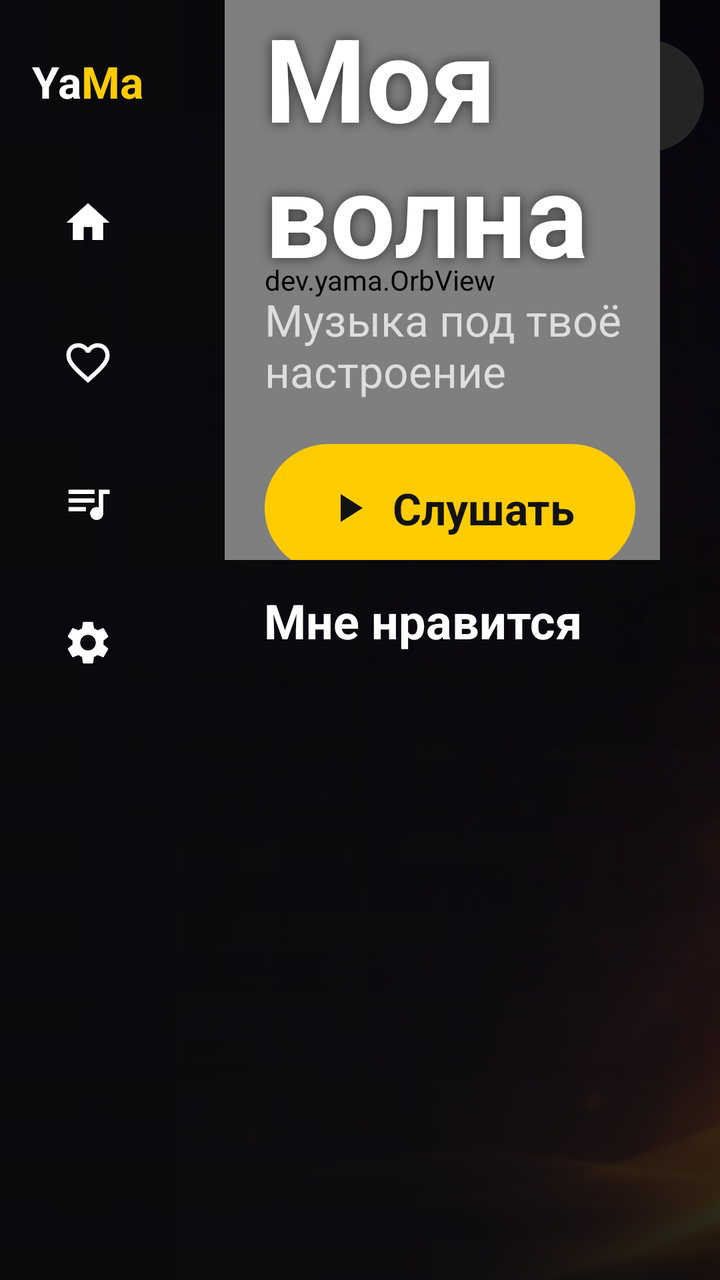
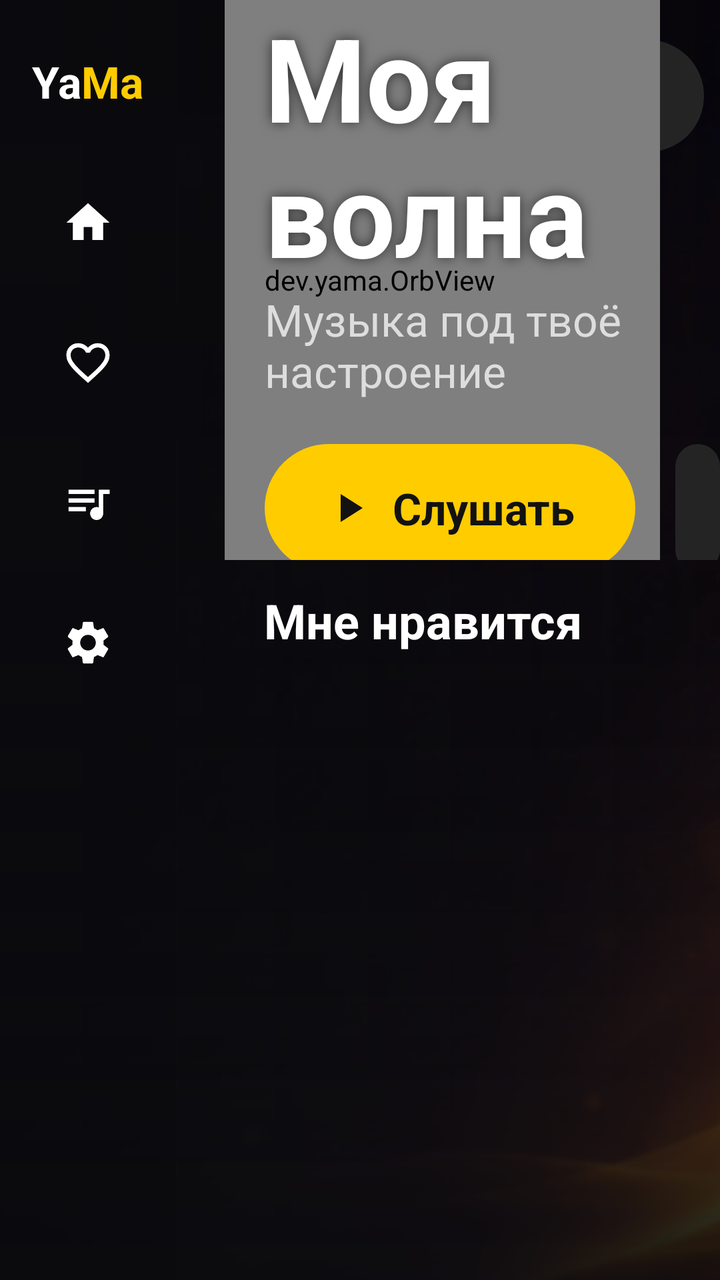

Compare the two renders of this Android layout. The source of the first and the diff that turns it into the second are given below.
<!-- AndroidManifest.xml: application theme Yama -->
<!-- res/layout/activity_main.xml -->
<?xml version="1.0" encoding="utf-8"?>
<FrameLayout xmlns:android="http://schemas.android.com/apk/res/android"
    android:layout_width="match_parent" android:layout_height="match_parent" android:background="@color/bg">

    
    <ImageView android:id="@+id/ambient" android:layout_width="match_parent" android:layout_height="match_parent"
        android:scaleType="centerCrop" android:src="@drawable/art_bg" />
    <View android:layout_width="match_parent" android:layout_height="match_parent" android:background="@drawable/ambient_scrim" />

    <LinearLayout android:layout_width="match_parent" android:layout_height="match_parent">

        <LinearLayout android:layout_width="88dp" android:layout_height="match_parent"
            android:orientation="vertical" android:gravity="center_horizontal"
            android:background="#990B0B0E" android:paddingTop="26dp">
            <LinearLayout android:layout_width="wrap_content" android:layout_height="wrap_content" android:layout_marginBottom="28dp">
                <TextView android:layout_width="wrap_content" android:layout_height="wrap_content"
                    android:text="Ya" android:textSize="22sp" android:textStyle="bold" />
                <TextView android:layout_width="wrap_content" android:layout_height="wrap_content"
                    android:text="Ma" android:textSize="22sp" android:textStyle="bold" android:textColor="@color/focus" />
            </LinearLayout>
            <ImageButton android:id="@+id/navHome" style="@style/NavBtn" android:src="@drawable/ic_home" android:contentDescription="Главная" />
            <ImageButton android:id="@+id/navLikes" style="@style/NavBtn" android:src="@drawable/ic_like_off" android:contentDescription="Мне нравится" />
            <ImageButton android:id="@+id/navPlaylists" style="@style/NavBtn" android:src="@drawable/ic_playlist" android:contentDescription="Плейлисты" />
            <ImageButton android:id="@+id/navSettings" style="@style/NavBtn" android:src="@drawable/ic_settings" android:contentDescription="Настройки" />
        </LinearLayout>

        <ScrollView android:id="@+id/scroll" android:layout_width="0dp" android:layout_height="match_parent"
            android:layout_weight="1" android:scrollbars="none"
            android:requiresFadingEdge="vertical" android:fadingEdgeLength="96dp">
            
            <LinearLayout android:layout_width="match_parent" android:layout_height="wrap_content"
                android:orientation="vertical" android:paddingStart="44dp" android:paddingBottom="120dp" android:clipToPadding="false">

                
                <FrameLayout android:layout_width="match_parent" android:layout_height="280dp"
                    android:layout_marginStart="-20dp" android:paddingStart="20dp" android:clipChildren="false" android:clipToPadding="false">
                    <LinearLayout android:id="@+id/searchBtn" style="@style/Pill" android:layout_gravity="top|end"
                        android:layout_marginTop="20dp" android:layout_marginEnd="8dp">
                        <ImageView style="@style/PillIcon" android:src="@drawable/ic_search" />
                        <TextView style="@style/PillText" android:text="Поиск" />
                    </LinearLayout>
                    <dev.yama.OrbView android:layout_width="280dp" android:layout_height="280dp"
                        android:layout_gravity="end|center_vertical" android:layout_marginEnd="30dp" />
                    <LinearLayout android:layout_width="wrap_content" android:layout_height="wrap_content"
                        android:layout_gravity="center_vertical" android:orientation="vertical" android:clipChildren="false" android:clipToPadding="false">
                        <TextView android:layout_width="wrap_content" android:layout_height="wrap_content"
                            android:text="Моя волна" android:textSize="58sp" android:textStyle="bold"
                            android:shadowColor="#99000000" android:shadowRadius="16" />
                        <TextView android:layout_width="wrap_content" android:layout_height="wrap_content"
                            android:text="Музыка под твоё настроение" android:textSize="22sp" android:textColor="#FFDDDDDD" />
                        <LinearLayout android:id="@+id/waveBtn" style="@style/Pill"
                            android:layout_height="64dp" android:layout_marginStart="0dp" android:layout_marginTop="22dp"
                            android:paddingHorizontal="30dp" android:background="@drawable/pill_primary">
                            <ImageView style="@style/PillIcon" android:src="@drawable/ic_play" android:tint="#FF121212" />
                            <TextView style="@style/PillText" android:text="Слушать" android:textSize="22sp" android:textColor="#FF121212" />
                        </LinearLayout>
                    </LinearLayout>
                </FrameLayout>

                <TextView android:id="@+id/likesTitle" style="@style/Section" android:text="Мне нравится" />
                <HorizontalScrollView style="@style/Rail">
                    <LinearLayout android:id="@+id/likesRow" style="@style/RailRow" />
                </HorizontalScrollView>

                
                <LinearLayout android:id="@+id/waves" android:layout_width="match_parent" android:layout_height="wrap_content"
                    android:orientation="vertical" android:layout_marginStart="-12dp" />

                <TextView android:id="@+id/playlistsTitle" style="@style/Section" android:text="Плейлисты" android:visibility="gone" />
                <HorizontalScrollView style="@style/Rail">
                    <LinearLayout android:id="@+id/playlistsRow" style="@style/RailRow" />
                </HorizontalScrollView>
            </LinearLayout>
        </ScrollView>
    </LinearLayout>

    
    <LinearLayout android:id="@+id/now" android:layout_width="400dp" android:layout_height="80dp"
        android:layout_gravity="bottom|end" android:layout_margin="22dp"
        android:background="@drawable/glass" android:foreground="@drawable/focus_ring"
        android:gravity="center_vertical" android:padding="10dp"
        android:focusable="true" android:clickable="true" android:visibility="gone">
        <ImageView android:id="@+id/nowCover" android:layout_width="60dp" android:layout_height="60dp"
            android:scaleType="centerCrop" android:background="@drawable/round" />
        <LinearLayout android:layout_width="0dp" android:layout_height="wrap_content" android:layout_weight="1"
            android:orientation="vertical" android:layout_marginHorizontal="14dp">
            <TextView android:id="@+id/nowTitle" android:layout_width="match_parent" android:layout_height="wrap_content"
                android:textSize="18sp" android:textStyle="bold" android:singleLine="true" android:ellipsize="end" />
            <TextView android:id="@+id/nowArtist" android:layout_width="match_parent" android:layout_height="wrap_content"
                android:textSize="15sp" android:textColor="@color/dim" android:singleLine="true" android:ellipsize="end" />
            <ProgressBar android:id="@+id/nowBar" style="@android:style/Widget.Material.ProgressBar.Horizontal"
                android:layout_width="match_parent" android:layout_height="4dp" android:layout_marginTop="6dp"
                android:progressDrawable="@drawable/progress_bar" android:max="1000" />
        </LinearLayout>
        <ImageView android:id="@+id/nowState" android:layout_width="30dp" android:layout_height="30dp"
            android:layout_marginEnd="8dp" android:src="@drawable/ic_eq" android:tint="@color/focus" />
    </LinearLayout>
</FrameLayout>
<!-- resources referenced by this layout -->
<resources>
  <color name="bg">#FF121212</color>
  <color name="dim">#FFAAAAAA</color>
  <color name="focus">#FFFFCC00</color>
  <!-- drawable focus_ring (drawable) -->
  <?xml version="1.0" encoding="utf-8"?>
  <selector xmlns:android="http://schemas.android.com/apk/res/android">
      <item android:state_focused="true">
          <shape><stroke android:width="4dp" android:color="@color/focus" /><corners android:radius="20dp" /></shape>
      </item>
      <item android:drawable="@android:color/transparent" />
  </selector>
  <!-- drawable glass (drawable) -->
  <?xml version="1.0" encoding="utf-8"?>
  <shape xmlns:android="http://schemas.android.com/apk/res/android">
      <solid android:color="#F5161619" />
      <stroke android:width="1dp" android:color="#33FFFFFF" />
      <corners android:radius="20dp" />
  </shape>
  <!-- drawable ic_home (drawable) -->
  <vector xmlns:android="http://schemas.android.com/apk/res/android" android:width="24dp" android:height="24dp" android:viewportWidth="24" android:viewportHeight="24">
      <path android:fillColor="#FFFFFFFF" android:pathData="M10,20v-6h4v6h5v-8h3L12,3 2,12h3v8z" />
  </vector>
  <!-- drawable ic_play (drawable) -->
  <vector xmlns:android="http://schemas.android.com/apk/res/android" android:width="24dp" android:height="24dp" android:viewportWidth="24" android:viewportHeight="24">
      <path android:fillColor="#FFFFFFFF" android:pathData="M8,5v14l11,-7z" />
  </vector>
  <!-- drawable round (drawable) -->
  <?xml version="1.0" encoding="utf-8"?>
  <shape xmlns:android="http://schemas.android.com/apk/res/android">
      <solid android:color="@color/card" />
      <corners android:radius="20dp" />
  </shape>
  <style name="PillIcon">
          <item name="android:layout_width">24dp</item>
          <item name="android:layout_height">24dp</item>
          <item name="android:layout_marginEnd">10dp</item>
          <item name="android:duplicateParentState">true</item>
          <item name="android:tint">@color/on_focus</item>
      </style>
  <style name="PillText">
          <item name="android:layout_width">wrap_content</item>
          <item name="android:layout_height">wrap_content</item>
          <item name="android:textSize">20sp</item>
          <item name="android:textStyle">bold</item>
          <item name="android:duplicateParentState">true</item>
          <item name="android:textColor">@color/on_focus</item>
      </style>
  <style name="Section">
          <item name="android:layout_width">wrap_content</item>
          <item name="android:layout_height">wrap_content</item>
          <item name="android:layout_marginTop">14dp</item>
          <item name="android:textSize">24sp</item>
          <item name="android:textStyle">bold</item>
      </style>
  <style name="Yama" parent="android:Theme.Material.NoActionBar">
          <item name="android:windowBackground">@drawable/bg_art</item>
          <item name="android:colorAccent">@color/focus</item>
          <item name="android:textColor">#FFFFFFFF</item>
      </style>
  <color name="card">#FF242424</color>
  <!-- drawable bg_art (drawable) -->
  <?xml version="1.0" encoding="utf-8"?>
  <layer-list xmlns:android="http://schemas.android.com/apk/res/android">
      <item android:drawable="@color/bg" />
      <item><bitmap android:src="@drawable/art_bg2" android:gravity="fill" /></item>
  </layer-list>
  <!-- unchanged entries left out for length: 16 -->
</resources>

<!-- the commit's change to res/layout/activity_main.xml (unified diff, before → after) -->
@@ -48,11 +48,19 @@
                             android:shadowColor="#99000000" android:shadowRadius="16" />
                         <TextView android:layout_width="wrap_content" android:layout_height="wrap_content"
                             android:text="Музыка под твоё настроение" android:textSize="22sp" android:textColor="#FFDDDDDD" />
-                        <LinearLayout android:id="@+id/waveBtn" style="@style/Pill"
-                            android:layout_height="64dp" android:layout_marginStart="0dp" android:layout_marginTop="22dp"
-                            android:paddingHorizontal="30dp" android:background="@drawable/pill_primary">
-                            <ImageView style="@style/PillIcon" android:src="@drawable/ic_play" android:tint="#FF121212" />
-                            <TextView style="@style/PillText" android:text="Слушать" android:textSize="22sp" android:textColor="#FF121212" />
+                        <LinearLayout android:layout_width="wrap_content" android:layout_height="wrap_content"
+                            android:layout_marginTop="22dp" android:clipChildren="false" android:clipToPadding="false">
+                            <LinearLayout android:id="@+id/waveBtn" style="@style/Pill"
+                                android:layout_height="64dp" android:layout_marginStart="0dp"
+                                android:paddingHorizontal="30dp" android:background="@drawable/pill_primary">
+                                <ImageView style="@style/PillIcon" android:src="@drawable/ic_play" android:tint="#FF121212" />
+                                <TextView style="@style/PillText" android:text="Слушать" android:textSize="22sp" android:textColor="#FF121212" />
+                            </LinearLayout>
+                            <LinearLayout android:id="@+id/clipsBtn" style="@style/Pill"
+                                android:layout_height="64dp" android:layout_marginStart="20dp" android:paddingHorizontal="30dp">
+                                <ImageView style="@style/PillIcon" android:src="@drawable/ic_video" />
+                                <TextView style="@style/PillText" android:text="Клипы" android:textSize="22sp" />
+                            </LinearLayout>
                         </LinearLayout>
                     </LinearLayout>
                 </FrameLayout>
@@ -64,6 +72,8 @@
 
                 
                 <LinearLayout android:id="@+id/waves" android:layout_width="match_parent" android:layout_height="wrap_content"
+                    android:orientation="vertical" android:layout_marginStart="-12dp" />
+                <LinearLayout android:id="@+id/radio" android:layout_width="match_parent" android:layout_height="wrap_content"
                     android:orientation="vertical" android:layout_marginStart="-12dp" />
 
                 <TextView android:id="@+id/playlistsTitle" style="@style/Section" android:text="Плейлисты" android:visibility="gone" />
<!-- resource entries referenced after the edit -->
@@ -25,6 +25,10 @@
   <!-- drawable ic_play (drawable) -->
   <vector xmlns:android="http://schemas.android.com/apk/res/android" android:width="24dp" android:height="24dp" android:viewportWidth="24" android:viewportHeight="24">
       <path android:fillColor="#FFFFFFFF" android:pathData="M8,5v14l11,-7z" />
+  </vector>
+  <!-- drawable ic_video (drawable) -->
+  <vector xmlns:android="http://schemas.android.com/apk/res/android" android:width="24dp" android:height="24dp" android:viewportWidth="24" android:viewportHeight="24">
+      <path android:fillColor="#FFFFFFFF" android:pathData="M21,3H3c-1.11,0 -2,0.89 -2,2v12c0,1.1 0.89,2 2,2h5v2h8v-2h5c1.1,0 1.99,-0.9 1.99,-2L23,5c0,-1.11 -0.9,-2 -2,-2zM21,17H3V5h18v12zM16,11l-7,4V7z" />
   </vector>
   <!-- drawable round (drawable) -->
   <?xml version="1.0" encoding="utf-8"?>
